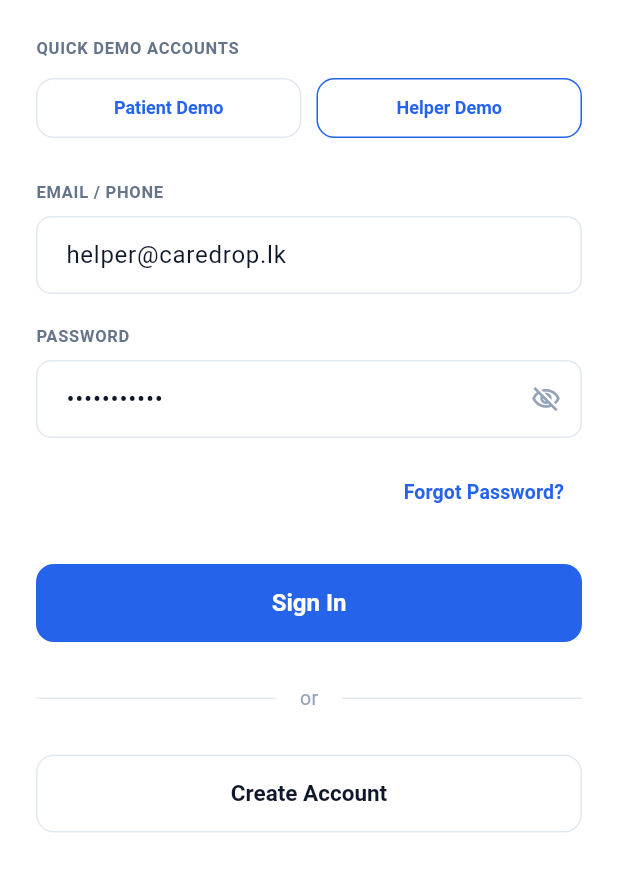
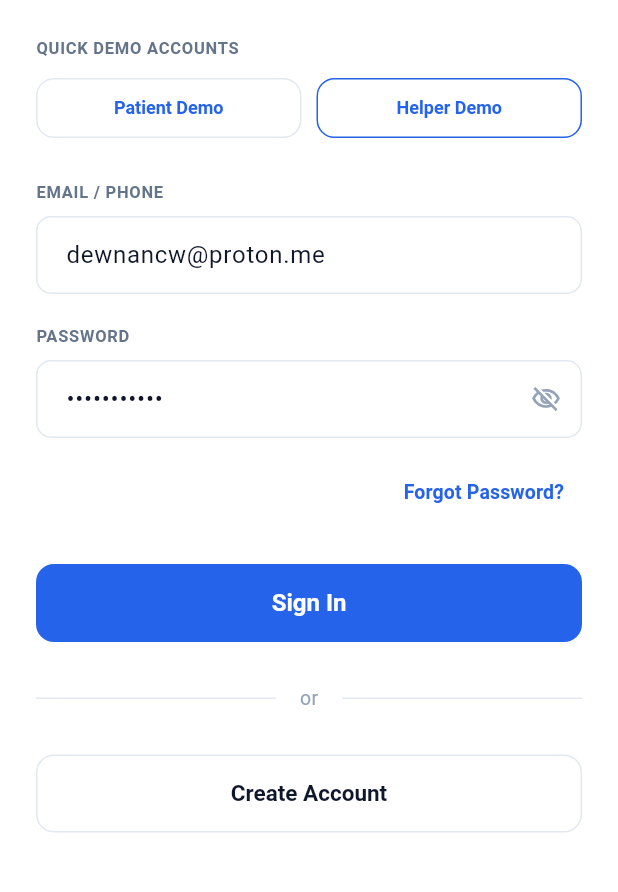
Before and after one commit to Dewnan/CareDrop, a Flutter app: the CommonSignInScreen screen opened directly, after a tap on "Helper Demo", on a phone screen of 412 x 824 dp, the part 201-1093 px from its top. Run offline on Flutter 3.47's test engine with Material 3 defaults, Android fonts, the phone set to English and light mode, and no system bars; our stand-ins replace cloud_firestore, firebase_auth, firebase_core, shared_preferences; accounts and stored records are empty.

Commit message:
fix: update demo user info

```diff
--- a/lib/models/user_model.dart
+++ b/lib/models/user_model.dart
@@ -71,18 +71,18 @@ class UserModel {
 
 class MockUsers {
   static const UserModel patientUser = UserModel(
-    id: 'user_patient_01',
-    email: 'patient@caredrop.lk',
-    fullName: 'Patient User',
+    id: 'p0001',
+    email: 'dewnanc@proton.me',
+    fullName: 'Patient Demo',
     role: 'patient',
     gender: 'Male',
     phone: '+94 70 000 0001',
   );
 
   static const UserModel helperUser = UserModel(
-    id: 'user_helper_01',
-    email: 'helper@caredrop.lk',
-    fullName: 'Helper User',
+    id: 'h0001',
+    email: 'dewnancw@proton.me',
+    fullName: 'Helper Demo',
     role: 'helper',
     gender: 'Male',
     phone: '+94 70 000 0002',
--- a/lib/screens/common/common_signin_screen.dart
+++ b/lib/screens/common/common_signin_screen.dart
@@ -26,7 +26,7 @@ class _CommonSignInScreenState extends State<CommonSignInScreen> {
   void initState() {
     super.initState();
     _emailController.text = MockUsers.patientUser.email;
-    _passwordController.text = 'password123';
+    _passwordController.text = 'Dewnan@2003';
   }
 
   @override
@@ -39,7 +39,7 @@ class _CommonSignInScreenState extends State<CommonSignInScreen> {
   void _fillMockUser(UserModel user) {
     setState(() {
       _emailController.text = user.email;
-      _passwordController.text = 'password123';
+      _passwordController.text = 'Dewnan@2003';
     });
   }
 
```
